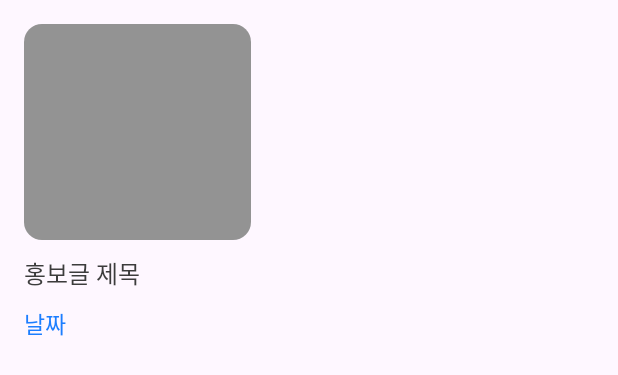
After one commit to minji9988/jj_club_fire, an Android app: the layout fragment_home_item.xml on its own in the app's theme, with its tools: preview values and no code run, on a phone screen of 412 x 824 dp. The commit adds this screen. Shown: the top 375 px of the screen. Run offline under Robolectric (Android 15) with nearby library versions, the phone set to English and light mode, and no system bars.

Commit message:
home fragment

```diff
--- a/app/src/main/res/layout/fragment_home.xml
+++ b/app/src/main/res/layout/fragment_home.xml
@@ -6,7 +6,6 @@
     android:layout_width="match_parent"
     android:layout_height="match_parent"
     tools:context=".activities.home.HomeFragment">
-
 
     <ScrollView
         android:layout_width="match_parent"
--- /dev/null
+++ b/app/src/main/res/layout/fragment_home_item.xml
@@ -0,0 +1,39 @@
+<?xml version="1.0" encoding="utf-8"?>
+<!-- recycler_item.xml -->
+<LinearLayout
+    xmlns:android="http://schemas.android.com/apk/res/android"
+    android:layout_width="wrap_content"
+    android:layout_height="wrap_content"
+    android:orientation="vertical"
+    android:padding="16dp">
+
+    <!-- 회색 네모로 된 ImageButton -->
+    <ImageButton
+        android:id="@+id/image_view_home_item"
+        android:layout_width="151dp"
+        android:layout_height="144dp"
+        android:background="@drawable/round_gray_box"
+        android:padding="8dp"
+        android:scaleType="fitCenter" />
+
+    <!-- 홍보글 제목 TextView -->
+    <TextView
+        android:id="@+id/text_view_home_item_title"
+        android:layout_width="wrap_content"
+        android:layout_height="wrap_content"
+        android:textSize="16sp"
+        android:textColor="#3c3c3c"
+        android:text="홍보글 제목"
+        android:layout_marginTop="10dp" />
+
+    <!-- D-day TextView -->
+    <TextView
+        android:id="@+id/text_view_home_item_date"
+        android:layout_width="wrap_content"
+        android:layout_height="wrap_content"
+        android:text="날짜"
+        android:textColor="#1c7eff"
+        android:textSize="15sp"
+        android:layout_marginTop="10dp" />
+
+</LinearLayout>
--- a/app/src/main/res/layout/promotion_write1.xml
+++ b/app/src/main/res/layout/promotion_write1.xml
@@ -191,6 +191,8 @@
         android:hint="면접 유무를 입력해 주세요."
         android:textColor="#29000000" />
 
+
+
     <EditText
         android:id="@+id/editTextMembershipFee"
         android:layout_width="344dp"
```
Also changed, not shown: app/src/main/java/com/example/jj_club/adapters/HomeItemAdapter.java (added, +61 -0 lines), app/src/main/java/com/example/jj_club/models/HomeItem.java (added, +72 -0 lines).
